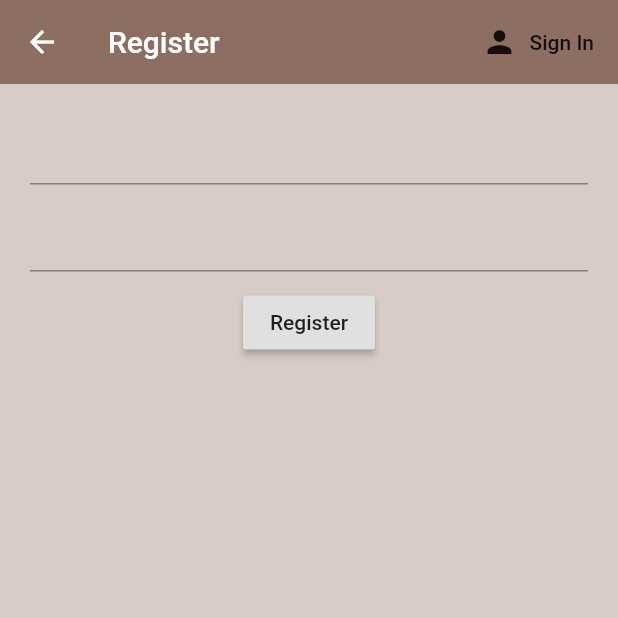
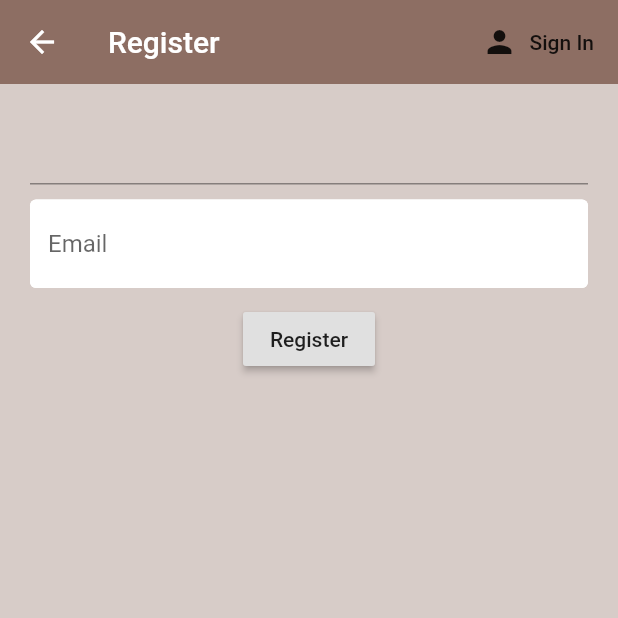
Before and after one commit to hemabhagnani/Brew_Crew, a Flutter app: the Register screen opened directly, on a phone screen of 412 x 824 dp, the top half of it. Run offline on Flutter 3.47's test engine with Material 2 defaults, Android fonts, the phone set to English and light mode, and no system bars; our stand-ins replace firebase_auth; accounts and stored records are empty.

Commit message:
inputfield decoaration

```diff
--- a/lib/screens/authenticate/register.dart
+++ b/lib/screens/authenticate/register.dart
@@ -46,6 +46,18 @@ class _RegisterState extends State<Register> {
                   ),
                   SizedBox(height: 10.0),
                   TextFormField(
+                    decoration:InputDecoration(
+                      hintText: "Email",
+                      fillColor: Colors.white,
+                      filled: true,
+                      enabledBorder: OutlineInputBorder(
+                        borderSide:BorderSide(color: Colors.white,width: 2.0),
+                      ),
+                      focusedBorder: OutlineInputBorder(
+                        borderSide:BorderSide(color: Colors.pink,width: 2.0),
+                      ),
+
+                    ),
                     validator: (val)=>val.length <6 ? "Enter Password greater than 6 characters":null,
                     obscureText: true,
                     onChanged: (val){
```
